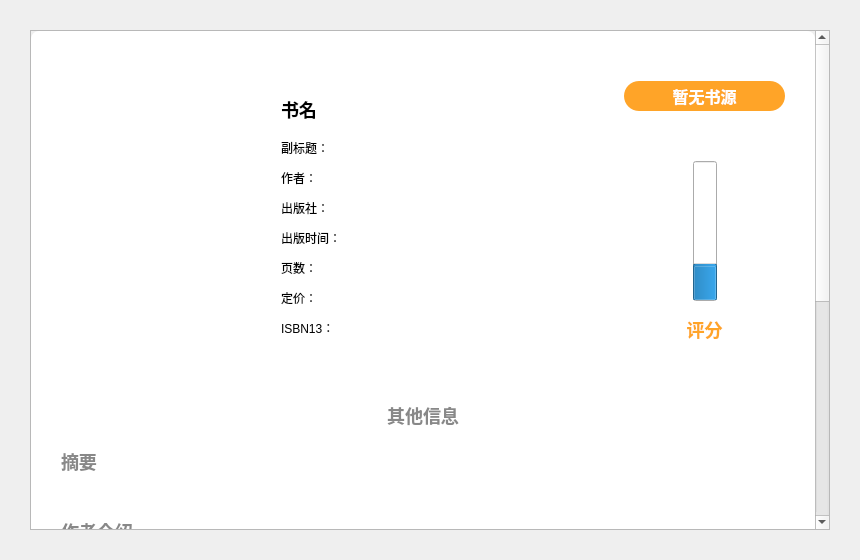
MonoKelvin/BookStudyApp, file Widgets/BookDetailWidget.ui: the form before one commit.
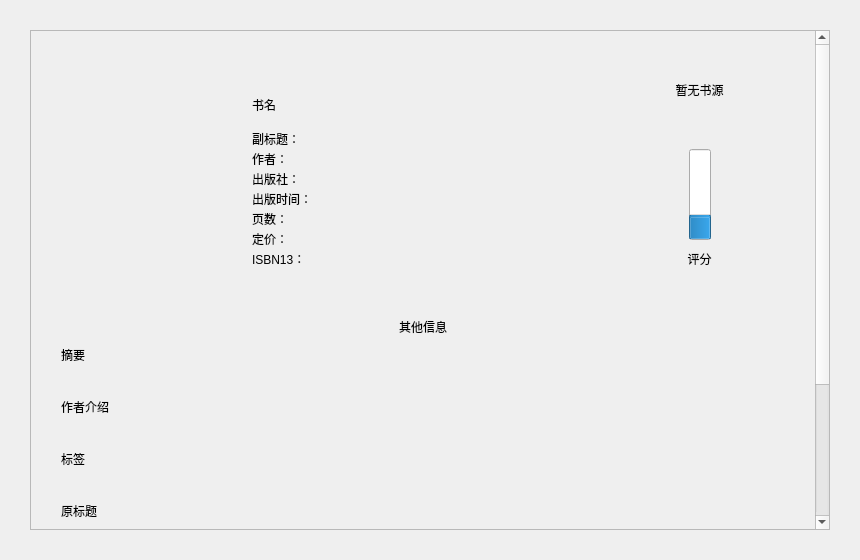
The form after the commit.

```diff
--- a/Widgets/BookDetailWidget.ui
+++ b/Widgets/BookDetailWidget.ui
@@ -10,108 +10,6 @@
     <height>560</height>
    </rect>
   </property>
-  <property name="windowTitle">
-   <string>Dialog</string>
-  </property>
-  <property name="styleSheet">
-   <string notr="true">#lbHeader_h2
-{
-	font-size: 18px;
-	font-weight: bold;
-	background: #fff;
-}
-#sawBookContents {
-	background-color: rgb(240, 240, 245);
-	backgrounD: #fff;
-	border-radius: 8px;
-}
-
-/* Close Button */
-#btnCloseBtn
-{
-	font-size: 22px;
-	background: #fff;
-	color: #888;
-}
-#btnCloseBtn::hover
-{
-	color: #fff;
-	background:rgb(224,227,241);
-}
-#btnCloseBtn::pressed
-{
-	color: #fff;
-	background:rgb(187,200,228);
-}
-
-
-/* Label */
-#lbRatingPgsBar_dtl
-{
-	min-width: 24px;
-	min-height:140px;
-}
-#BookDetailWidget #lbImage
-{
-	max-width: 200px;
-	max-height: 260px;
-}
-#BookDetailWidget #lbBookTitle
-{
-	font-size: 18px;
-	font-weight: bold;
-	max-height: 36px;
-}
-
-#lbRemaining_h2
-{
-	font-size: 16px;
-	font-weight: bold;
-	min-height: 30px;
-	background: #ffa428;
-	border-radius: 15px;
-	min-width: 120px;
-	color: #fff;
-}
-
-#lbOtherInfo_h2,
-#lbSummary_h2,
-#lbTranslator_h2,
-#lbTags_h2,
-#lbOriginTitle_h2,
-#lbAuthorIntro_h2,
-#lbCatalog_h2,
-#lbBinding_h2,
-#lbBookDetail_h2
-{
-	font-size: 18px;
-	font-weight: bold;
-	min-height: 36px;
-	color: #888;
-}
-
-#lbRating_h2
-{
-	font-size: 18px;
-	font-weight: bold;
-	min-height: 36px;
-	color: #ffa428;
-}
-
-#BookDetailWidget #lbSummary,
-#BookDetailWidget #lbTranslator,
-#BookDetailWidget #lbTags,
-#BookDetailWidget #lbOriginTitle,
-#BookDetailWidget #lbAuthorIntro,
-#BookDetailWidget #lbCatalog,
-#BookDetailWidget #lbBinding,
-#BookDetailWidget #lbRating
-{
-	padding-left: 20px;
-}
-
-</string>
-  </property>
   <layout class="QGridLayout" name="gridLayout">
    <property name="leftMargin">
     <number>30</number>
@@ -139,7 +37,7 @@
         <x>0</x>
         <y>0</y>
         <width>784</width>
-        <height>936</height>
+        <height>726</height>
        </rect>
       </property>
       <layout class="QGridLayout" name="gridLayout_4">
@@ -189,18 +87,6 @@
          </property>
          <item>
           <widget class="QLabel" name="lbImage">
-           <property name="sizePolicy">
-            <sizepolicy hsizetype="Fixed" vsizetype="Fixed">
-             <horstretch>0</horstretch>
-             <verstretch>0</verstretch>
-            </sizepolicy>
-           </property>
-           <property name="minimumSize">
-            <size>
-             <width>200</width>
-             <height>260</height>
-            </size>
-           </property>
            <property name="text">
             <string/>
            </property>
```
Left out of the diff: 2 changed lines with no effect on the pictures.
